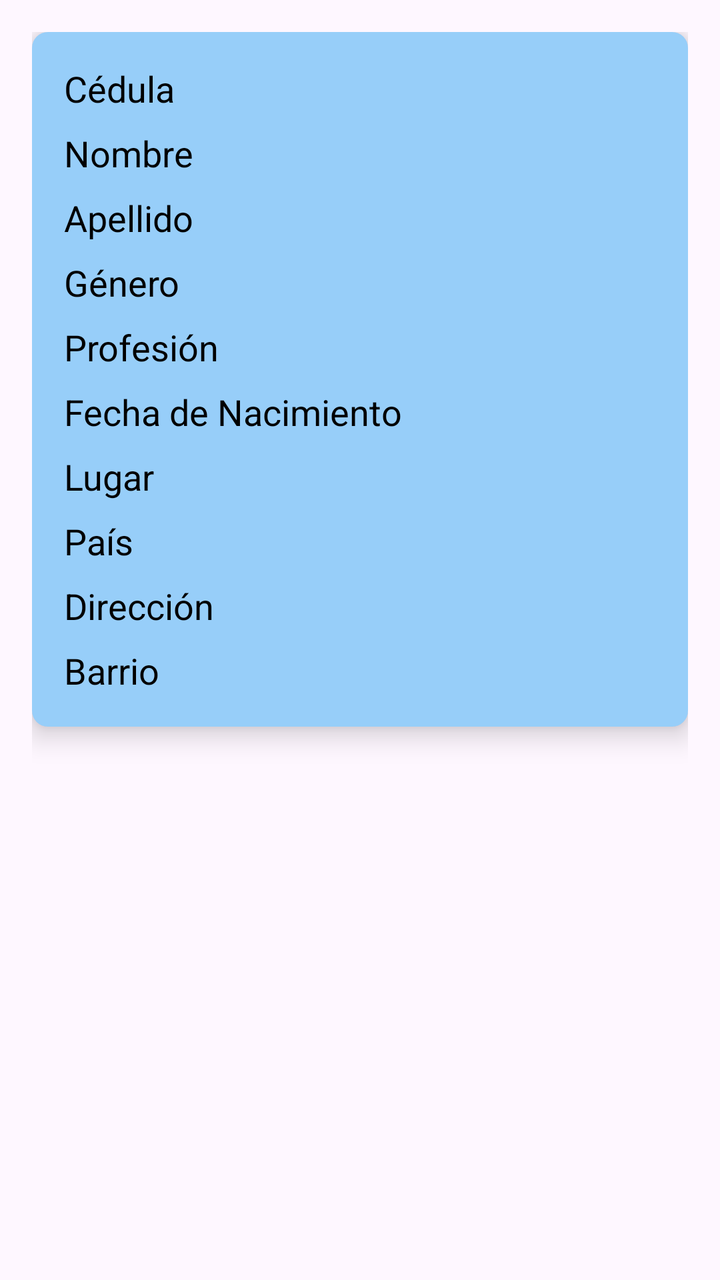
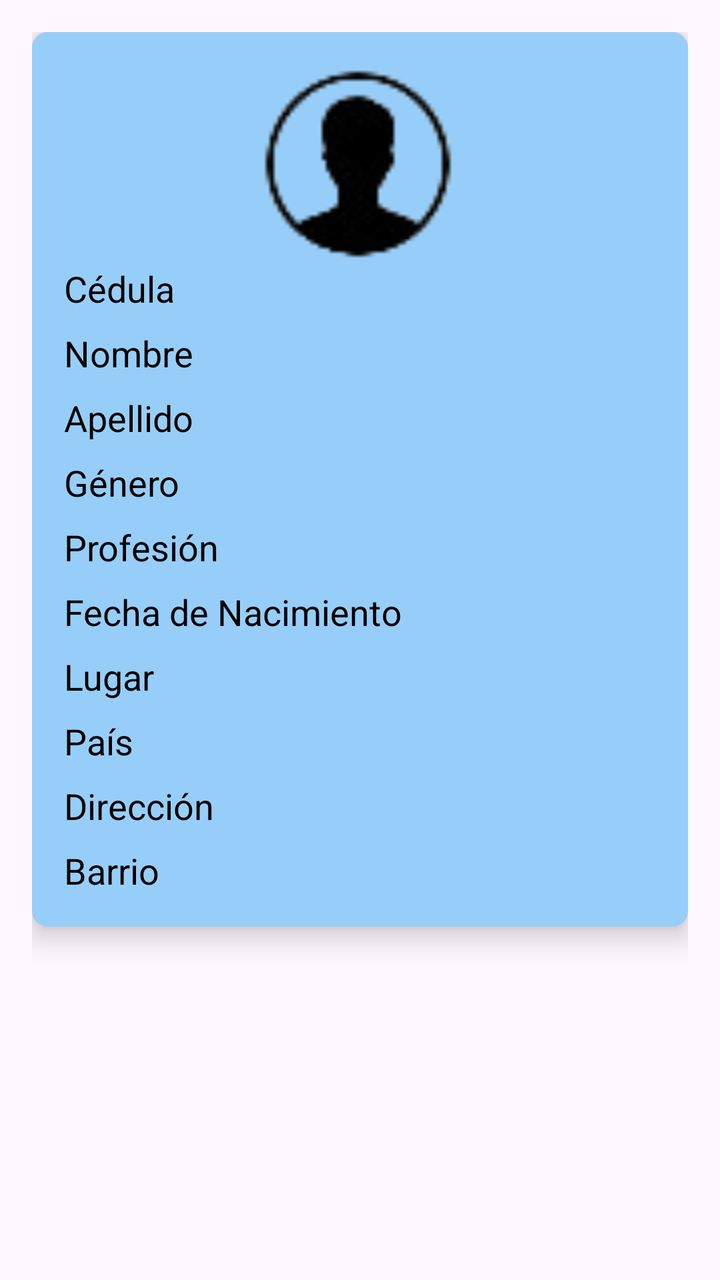

An Android layout rendered at two revisions. The XML below is the earlier revision; the diff shows what the commit changed to produce the second picture.
<!-- AndroidManifest.xml: application theme Theme.HistorialClinicoTFC4 -->
<!-- res/layout/activity_paciente_detalle.xml -->
<?xml version="1.0" encoding="utf-8"?>
<androidx.constraintlayout.widget.ConstraintLayout
    xmlns:android="http://schemas.android.com/apk/res/android"
    xmlns:app="http://schemas.android.com/apk/res-auto"
    xmlns:tools="http://schemas.android.com/tools"
    android:layout_width="match_parent"
    android:layout_height="match_parent"
    android:padding="16dp"
    tools:context=".PacienteDetalle">

    <androidx.cardview.widget.CardView
        android:layout_width="match_parent"
        android:layout_height="wrap_content"
        android:layout_marginBottom="16dp"
        app:cardElevation="8dp"
        app:cardCornerRadius="8dp"
        tools:ignore="MissingConstraints">

        <LinearLayout
            android:layout_width="match_parent"
            android:layout_height="wrap_content"
            android:orientation="vertical"
            android:background="#772196F3"
            android:padding="16dp">

            <TextView
                android:id="@+id/cedulaTextView"
                android:layout_width="wrap_content"
                android:layout_height="wrap_content"
                android:text="Cédula"
                android:textAppearance="?android:attr/textAppearanceMedium"
                android:textColor="@android:color/black" />

            <TextView
                android:id="@+id/nombreTextView"
                android:layout_width="wrap_content"
                android:layout_height="wrap_content"
                android:text="Nombre"
                android:layout_marginTop="8dp"
                android:textAppearance="?android:attr/textAppearanceMedium"
                android:textColor="@android:color/black" />

            <TextView
                android:id="@+id/apellidoTextView"
                android:layout_width="wrap_content"
                android:layout_height="wrap_content"
                android:text="Apellido"
                android:layout_marginTop="8dp"
                android:textAppearance="?android:attr/textAppearanceMedium"
                android:textColor="@android:color/black" />

            <TextView
                android:id="@+id/generoTextView"
                android:layout_width="wrap_content"
                android:layout_height="wrap_content"
                android:text="Género"
                android:layout_marginTop="8dp"
                android:textAppearance="?android:attr/textAppearanceMedium"
                android:textColor="@android:color/black" />

            <TextView
                android:id="@+id/profesionTextView"
                android:layout_width="wrap_content"
                android:layout_height="wrap_content"
                android:text="Profesión"
                android:layout_marginTop="8dp"
                android:textAppearance="?android:attr/textAppearanceMedium"
                android:textColor="@android:color/black" />

            <TextView
                android:id="@+id/fechaNaciTextView"
                android:layout_width="wrap_content"
                android:layout_height="wrap_content"
                android:text="Fecha de Nacimiento"
                android:layout_marginTop="8dp"
                android:textAppearance="?android:attr/textAppearanceMedium"
                android:textColor="@android:color/black" />

            <TextView
                android:id="@+id/lugarTextView"
                android:layout_width="wrap_content"
                android:layout_height="wrap_content"
                android:text="Lugar"
                android:layout_marginTop="8dp"
                android:textAppearance="?android:attr/textAppearanceMedium"
                android:textColor="@android:color/black" />

            <TextView
                android:id="@+id/paisTextView"
                android:layout_width="wrap_content"
                android:layout_height="wrap_content"
                android:text="País"
                android:layout_marginTop="8dp"
                android:textAppearance="?android:attr/textAppearanceMedium"
                android:textColor="@android:color/black" />

            <TextView
                android:id="@+id/direccionTextView"
                android:layout_width="wrap_content"
                android:layout_height="wrap_content"
                android:text="Dirección"
                android:layout_marginTop="8dp"
                android:textAppearance="?android:attr/textAppearanceMedium"
                android:textColor="@android:color/black" />

            <TextView
                android:id="@+id/barrioTextView"
                android:layout_width="wrap_content"
                android:layout_height="wrap_content"
                android:text="Barrio"
                android:layout_marginTop="8dp"
                android:textAppearance="?android:attr/textAppearanceMedium"
                android:textColor="@android:color/black" />
        </LinearLayout>
    </androidx.cardview.widget.CardView>
</androidx.constraintlayout.widget.ConstraintLayout>
<!-- resources referenced by this layout -->
<resources>
  <style name="Theme.HistorialClinicoTFC4" parent="Base.Theme.HistorialClinicoTFC4" />
  <style name="Base.Theme.HistorialClinicoTFC4" parent="Theme.Material3.DayNight.NoActionBar">
          
          
      </style>
</resources>

<!-- the commit's change to res/layout/activity_paciente_detalle.xml (unified diff, before → after) -->
@@ -22,6 +22,14 @@
             android:orientation="vertical"
             android:background="#772196F3"
             android:padding="16dp">
+
+            <ImageView
+                android:id="@+id/iconPac"
+                android:layout_width="100dp"
+                android:layout_height="100dp"
+                android:layout_gravity="center_horizontal"
+                android:layout_marginEnd="1dp"
+                android:src="@drawable/usersinfondo"/>
 
             <TextView
                 android:id="@+id/cedulaTextView"
<!-- resource entries referenced after the edit -->
@@ -1,5 +1,6 @@
 <!-- resources referenced by this layout -->
 <resources>
+  <!-- drawable usersinfondo: png bitmap (drawable, 3873 bytes) -->
   <style name="Theme.HistorialClinicoTFC4" parent="Base.Theme.HistorialClinicoTFC4" />
   <style name="Base.Theme.HistorialClinicoTFC4" parent="Theme.Material3.DayNight.NoActionBar">
           
